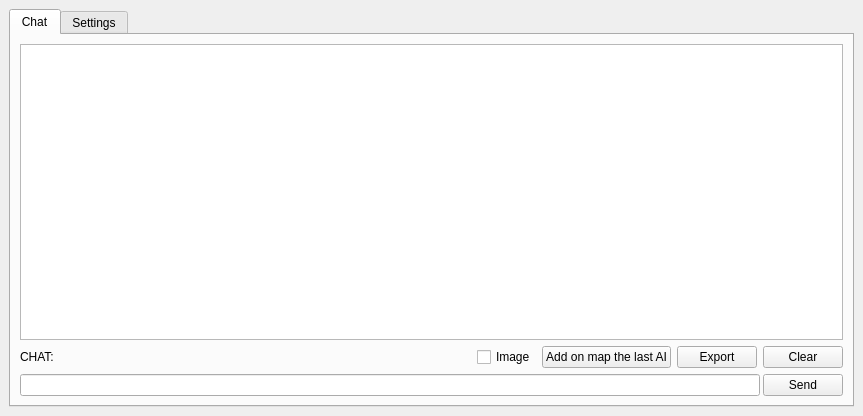
The window that qchatqpt_dialog_base.ui (TRON-151/GeoAgent) describes before a commit, drawn with Qt 5.
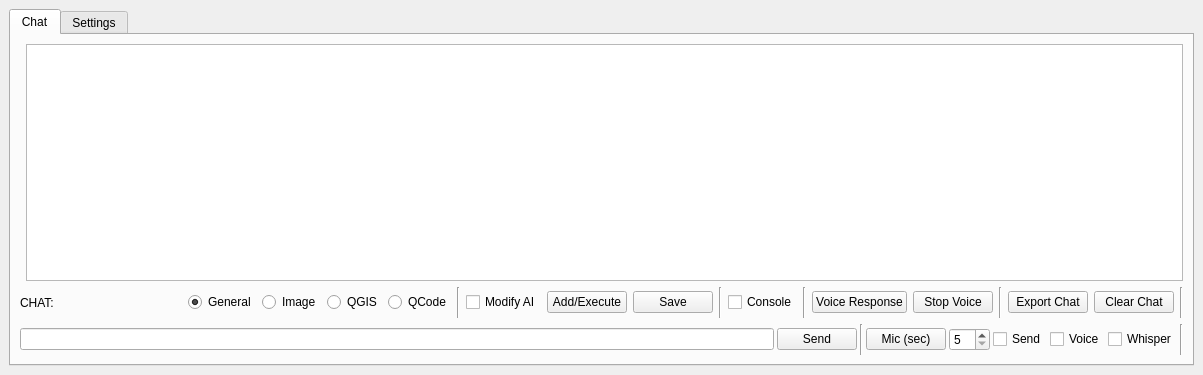
The same window after the commit. Custom widgets are drawn as their Qt base class.

Patch:
```diff
--- a/qchatqpt_dialog_base.ui
+++ b/qchatqpt_dialog_base.ui
@@ -6,8 +6,8 @@
    <rect>
     <x>0</x>
     <y>0</y>
-    <width>863</width>
-    <height>416</height>
+    <width>1203</width>
+    <height>375</height>
    </rect>
   </property>
   <property name="windowTitle">
@@ -28,14 +28,35 @@
         <item row="0" column="0">
          <layout class="QVBoxLayout" name="verticalLayout">
           <item>
-           <widget class="QTextBrowser" name="chatgpt_ans">
-            <property name="sizePolicy">
-             <sizepolicy hsizetype="Expanding" vsizetype="Minimum">
-              <horstretch>0</horstretch>
-              <verstretch>0</verstretch>
-             </sizepolicy>
-            </property>
-           </widget>
+           <layout class="QHBoxLayout" name="layout_custom">
+            <item>
+             <widget class="QTextEdit" name="chatgpt_edit">
+              <property name="sizePolicy">
+               <sizepolicy hsizetype="Ignored" vsizetype="Ignored">
+                <horstretch>0</horstretch>
+                <verstretch>0</verstretch>
+               </sizepolicy>
+              </property>
+              <property name="html">
+               <string>&lt;!DOCTYPE HTML PUBLIC &quot;-//W3C//DTD HTML 4.0//EN&quot; &quot;http://www.w3.org/TR/REC-html40/strict.dtd&quot;&gt;
+&lt;html&gt;&lt;head&gt;&lt;meta name=&quot;qrichtext&quot; content=&quot;1&quot; /&gt;&lt;style type=&quot;text/css&quot;&gt;
+p, li { white-space: pre-wrap; }
+&lt;/style&gt;&lt;/head&gt;&lt;body style=&quot; font-family:'MS Shell Dlg 2'; font-size:7.8pt; font-weight:400; font-style:normal;&quot;&gt;
+&lt;p style=&quot;-qt-paragraph-type:empty; margin-top:0px; margin-bottom:0px; margin-left:0px; margin-right:0px; -qt-block-indent:0; text-indent:0px;&quot;&gt;&lt;br /&gt;&lt;/p&gt;&lt;/body&gt;&lt;/html&gt;</string>
+              </property>
+             </widget>
+            </item>
+            <item>
+             <widget class="QTextBrowser" name="chatgpt_ans">
+              <property name="sizePolicy">
+               <sizepolicy hsizetype="Expanding" vsizetype="Minimum">
+                <horstretch>0</horstretch>
+                <verstretch>0</verstretch>
+               </sizepolicy>
+              </property>
+             </widget>
+            </item>
+           </layout>
           </item>
           <item>
            <layout class="QHBoxLayout" name="horizontalLayout_2">
@@ -66,19 +87,139 @@
              </spacer>
             </item>
             <item>
-             <widget class="QCheckBox" name="image">
+             <widget class="QRadioButton" name="general">
+              <property name="text">
+               <string>General</string>
+              </property>
+              <property name="checked">
+               <bool>true</bool>
+              </property>
+             </widget>
+            </item>
+            <item>
+             <widget class="QRadioButton" name="image">
               <property name="text">
                <string>Image</string>
               </property>
              </widget>
             </item>
+            <item>
+             <widget class="QRadioButton" name="qgisui">
+              <property name="text">
+               <string>QGIS</string>
+              </property>
+             </widget>
+            </item>
+            <item>
+             <widget class="QRadioButton" name="qgiscode">
+              <property name="text">
+               <string>QCode</string>
+              </property>
+             </widget>
+            </item>
+            <item>
+             <widget class="Line" name="line">
+              <property name="maximumSize">
+               <size>
+                <width>3</width>
+                <height>31</height>
+               </size>
+              </property>
+              <property name="orientation">
+               <enum>Qt::Vertical</enum>
+              </property>
+             </widget>
+            </item>
+            <item>
+             <widget class="QCheckBox" name="chatgpt_edit_btn">
+              <property name="text">
+               <string>Modify AI</string>
+              </property>
+             </widget>
+            </item>
             <item>
              <widget class="QPushButton" name="addonmap">
               <property name="toolTip">
                <string>e.g. Give me a geojson format for Cyprus cities</string>
               </property>
               <property name="text">
-               <string>Add on map the last AI</string>
+               <string>Add/Execute</string>
+              </property>
+             </widget>
+            </item>
+            <item>
+             <widget class="QPushButton" name="save_last_ans">
+              <property name="focusPolicy">
+               <enum>Qt::NoFocus</enum>
+              </property>
+              <property name="text">
+               <string>Save</string>
+              </property>
+             </widget>
+            </item>
+            <item>
+             <widget class="Line" name="line_2">
+              <property name="maximumSize">
+               <size>
+                <width>3</width>
+                <height>31</height>
+               </size>
+              </property>
+              <property name="orientation">
+               <enum>Qt::Vertical</enum>
+              </property>
+             </widget>
+            </item>
+            <item>
+             <widget class="QCheckBox" name="chatgpt_python_console">
+              <property name="text">
+               <string>Console</string>
+              </property>
+             </widget>
+            </item>
+            <item>
+             <widget class="Line" name="line_3">
+              <property name="maximumSize">
+               <size>
+                <width>3</width>
+                <height>31</height>
+               </size>
+              </property>
+              <property name="orientation">
+               <enum>Qt::Vertical</enum>
+              </property>
+             </widget>
+            </item>
+            <item>
+             <widget class="QPushButton" name="voiceresponse">
+              <property name="toolTip">
+               <string/>
+              </property>
+              <property name="text">
+               <string>Voice Response</string>
+              </property>
+             </widget>
+            </item>
+            <item>
+             <widget class="QPushButton" name="voicestop">
+              <property name="toolTip">
+               <string/>
+              </property>
+              <property name="text">
+               <string>Stop Voice</string>
+              </property>
+             </widget>
+            </item>
+            <item>
+             <widget class="Line" name="line_7">
+              <property name="maximumSize">
+               <size>
+                <width>3</width>
+                <height>31</height>
+               </size>
+              </property>
+              <property name="orientation">
+               <enum>Qt::Vertical</enum>
               </property>
              </widget>
             </item>
@@ -88,7 +229,7 @@
                <enum>Qt::NoFocus</enum>
               </property>
               <property name="text">
-               <string>Export</string>
+               <string>Export Chat</string>
               </property>
              </widget>
             </item>
@@ -98,7 +239,20 @@
                <enum>Qt::NoFocus</enum>
               </property>
               <property name="text">
-               <string>Clear</string>
+               <string>Clear Chat</string>
+              </property>
+             </widget>
+            </item>
+            <item>
+             <widget class="Line" name="line_4">
+              <property name="maximumSize">
+               <size>
+                <width>3</width>
+                <height>31</height>
+               </size>
+              </property>
+              <property name="orientation">
+               <enum>Qt::Vertical</enum>
               </property>
              </widget>
             </item>
@@ -144,6 +298,106 @@
               </property>
              </widget>
             </item>
+            <item>
+             <widget class="Line" name="line_5">
+              <property name="maximumSize">
+               <size>
+                <width>3</width>
+                <height>31</height>
+               </size>
+              </property>
+              <property name="orientation">
+               <enum>Qt::Vertical</enum>
+              </property>
+             </widget>
+            </item>
+            <item>
+             <widget class="QPushButton" name="microphone">
+              <property name="sizePolicy">
+               <sizepolicy hsizetype="Minimum" vsizetype="Fixed">
+                <horstretch>0</horstretch>
+                <verstretch>0</verstretch>
+               </sizepolicy>
+              </property>
+              <property name="maximumSize">
+               <size>
+                <width>16777215</width>
+                <height>16777215</height>
+               </size>
+              </property>
+              <property name="focusPolicy">
+               <enum>Qt::StrongFocus</enum>
+              </property>
+              <property name="styleSheet">
+               <string notr="true"/>
+              </property>
+              <property name="text">
+               <string>Mic (sec)</string>
+              </property>
+              <property name="checkable">
+               <bool>true</bool>
+              </property>
+             </widget>
+            </item>
+            <item>
+             <widget class="QSpinBox" name="audio_duration">
+              <property name="sizePolicy">
+               <sizepolicy hsizetype="Minimum" vsizetype="Fixed">
+                <horstretch>0</horstretch>
+                <verstretch>0</verstretch>
+               </sizepolicy>
+              </property>
+              <property name="minimum">
+               <number>5</number>
+              </property>
+              <property name="maximum">
+               <number>60</number>
+              </property>
+             </widget>
+            </item>
+            <item>
+             <widget class="QCheckBox" name="microphone_send">
+              <property name="toolTip">
+               <string/>
+              </property>
+              <property name="text">
+               <string>Send</string>
+              </property>
+             </widget>
+            </item>
+            <item>
+             <widget class="QCheckBox" name="use_voice">
+              <property name="toolTip">
+               <string/>
+              </property>
+              <property name="text">
+               <string>Voice</string>
+              </property>
+             </widget>
+            </item>
+            <item>
+             <widget class="QCheckBox" name="whisper">
+              <property name="toolTip">
+               <string>Using openai key.</string>
+              </property>
+              <property name="text">
+               <string>Whisper</string>
+              </property>
+             </widget>
+            </item>
+            <item>
+             <widget class="Line" name="line_6">
+              <property name="maximumSize">
+               <size>
+                <width>3</width>
+                <height>31</height>
+               </size>
+              </property>
+              <property name="orientation">
+               <enum>Qt::Vertical</enum>
+              </property>
+             </widget>
+            </item>
            </layout>
           </item>
          </layout>
@@ -449,6 +703,13 @@
    </layout>
   </widget>
  </widget>
+ <customwidgets>
+  <customwidget>
+   <class>QgsPasswordLineEdit</class>
+   <extends>QLineEdit</extends>
+   <header>qgspasswordlineedit.h</header>
+  </customwidget>
+ </customwidgets>
  <resources/>
  <connections/>
 </ui>
```
Left out of the diff: 14 changed lines with no effect on the pictures.
